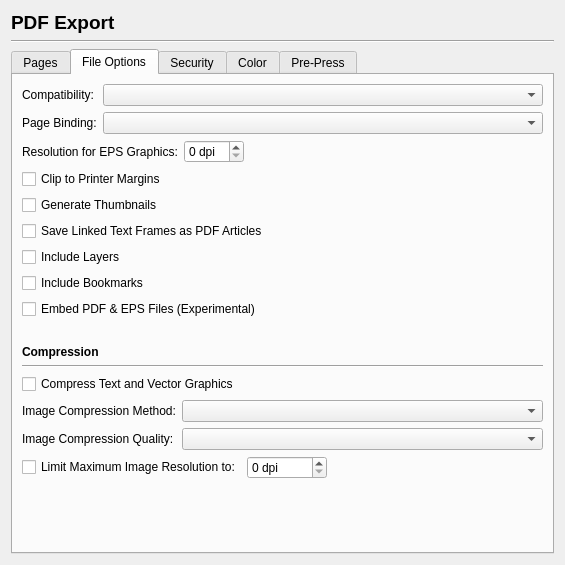
Before: the Qt Designer form scribus/ui/prefs_pdfexportbase.ui in scribusproject/scribus, drawn with Qt 5.
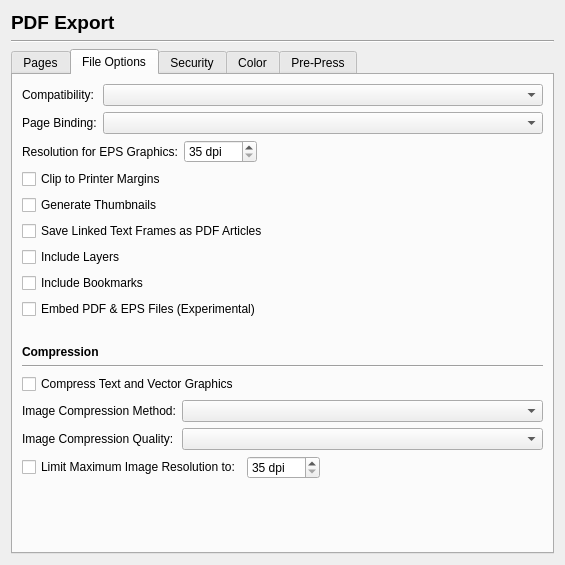
After: the same form once the commit is applied. The open tabs and pages were chosen to show the change. Custom widgets are drawn as their Qt base class.

Commit message: More new PDF prefs work

```diff
--- a/scribus/ui/prefs_pdfexportbase.ui
+++ b/scribus/ui/prefs_pdfexportbase.ui
@@ -278,6 +278,12 @@
            <property name="suffix">
             <string> dpi</string>
            </property>
+           <property name="minimum">
+            <number>35</number>
+           </property>
+           <property name="maximum">
+            <number>4000</number>
+           </property>
           </widget>
          </item>
          <item>
@@ -425,8 +431,11 @@
            <property name="suffix">
             <string> dpi</string>
            </property>
+           <property name="minimum">
+            <number>35</number>
+           </property>
            <property name="maximum">
-            <number>10000</number>
+            <number>4000</number>
            </property>
           </widget>
          </item>
```
Left out of the diff: 30 changed lines with no effect on the pictures. The commit also changes 6 other files.
